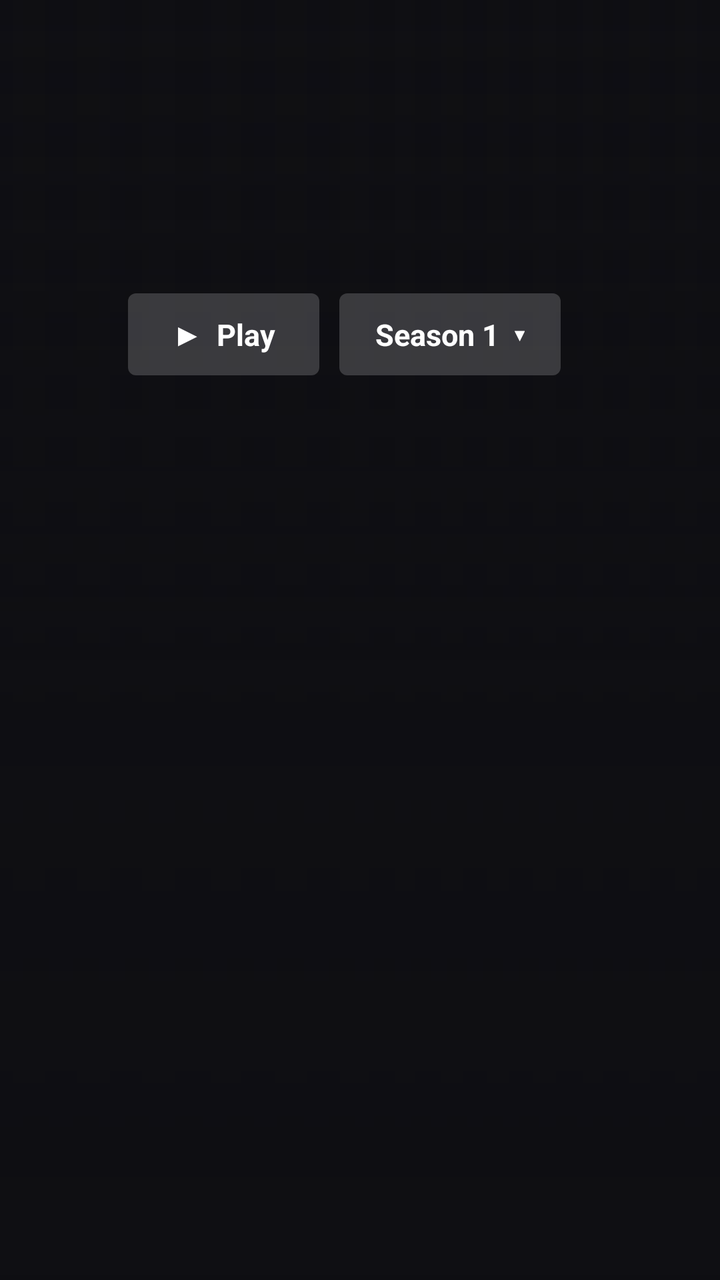
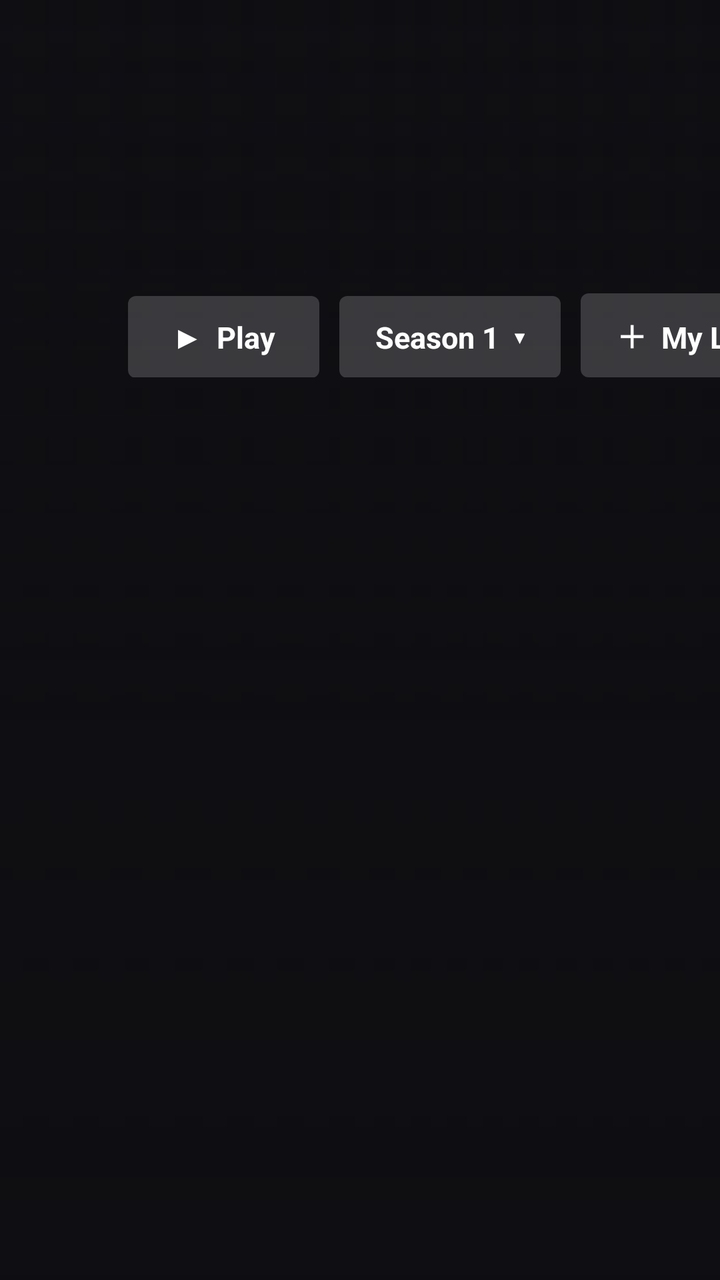

The first picture is an Android layout as it rendered before a commit; the second is the same layout after the commit. The layout source and the unified diff follow.
<!-- AndroidManifest.xml: application theme AppTheme -->
<!-- res/layout/activity_episodes.xml -->
<?xml version="1.0" encoding="utf-8"?>
<FrameLayout xmlns:android="http://schemas.android.com/apk/res/android"
    android:layout_width="match_parent"
    android:layout_height="match_parent"
    android:background="@color/bg">

    <ImageView
        android:id="@+id/epBackdrop"
        android:layout_width="match_parent"
        android:layout_height="match_parent"
        android:scaleType="centerCrop"
        android:contentDescription="@string/app_name" />

    <View android:layout_width="match_parent" android:layout_height="match_parent" android:background="@drawable/scrim_left" />
    <View android:layout_width="match_parent" android:layout_height="match_parent" android:background="@drawable/scrim_bottom" />

    <LinearLayout
        android:layout_width="500dp"
        android:layout_height="wrap_content"
        android:layout_marginStart="64dp"
        android:layout_marginTop="36dp"
        android:orientation="vertical">

        <ImageView
            android:id="@+id/epLogo"
            android:layout_width="300dp"
            android:layout_height="90dp"
            android:scaleType="fitStart"
            android:visibility="gone"
            android:contentDescription="@string/app_name" />

        <TextView
            android:id="@+id/seriesName"
            android:layout_width="match_parent"
            android:layout_height="wrap_content"
            android:fontFamily="@font/cinzel_bold"
            android:textColor="@color/title_cream"
            android:textSize="34sp"
            android:lineSpacingMultiplier="0.95"
            android:maxLines="2"
            android:ellipsize="end"
            android:shadowColor="#cc000000"
            android:shadowRadius="16" />

        <TextView
            android:id="@+id/epMeta"
            android:layout_width="wrap_content"
            android:layout_height="wrap_content"
            android:layout_marginTop="8dp"
            android:textColor="@color/text_soft"
            android:textSize="13sp"
            android:textStyle="bold"
            android:shadowColor="#cc000000"
            android:shadowRadius="8" />

        <TextView
            android:id="@+id/epSynopsis"
            android:layout_width="440dp"
            android:layout_height="wrap_content"
            android:layout_marginTop="8dp"
            android:textColor="@color/text_soft"
            android:textSize="13sp"
            android:lineSpacingExtra="2dp"
            android:maxLines="3"
            android:ellipsize="end"
            android:shadowColor="#cc000000"
            android:shadowRadius="8" />

        <LinearLayout
            android:layout_width="wrap_content"
            android:layout_height="wrap_content"
            android:layout_marginTop="14dp"
            android:orientation="horizontal">

            <TextView
                android:id="@+id/btnResume"
                android:layout_width="wrap_content"
                android:layout_height="wrap_content"
                android:background="@drawable/btn_primary"
                android:focusable="true"
                android:clickable="true"
                android:paddingStart="22dp" android:paddingEnd="22dp"
                android:paddingTop="10dp" android:paddingBottom="10dp"
                android:text="▶  Play"
                android:textColor="@color/btn_primary_text"
                android:textSize="15sp"
                android:textStyle="bold" />

            <TextView
                android:id="@+id/btnSeason"
                android:layout_width="wrap_content"
                android:layout_height="wrap_content"
                android:layout_marginStart="10dp"
                android:background="@drawable/btn_primary"
                android:focusable="true"
                android:clickable="true"
                android:paddingStart="18dp" android:paddingEnd="18dp"
                android:paddingTop="10dp" android:paddingBottom="10dp"
                android:text="Season 1  ▾"
                android:textColor="@color/btn_primary_text"
                android:textSize="15sp"
                android:textStyle="bold" />

            <TextView
                android:id="@+id/btnTrailer"
                android:layout_width="wrap_content"
                android:layout_height="wrap_content"
                android:layout_marginStart="10dp"
                android:background="@drawable/btn_primary"
                android:focusable="true"
                android:clickable="true"
                android:paddingStart="18dp" android:paddingEnd="18dp"
                android:paddingTop="10dp" android:paddingBottom="10dp"
                android:text="▶  Trailer"
                android:textColor="@color/btn_primary_text"
                android:textSize="15sp"
                android:textStyle="bold"
                android:visibility="gone" />
        </LinearLayout>
    </LinearLayout>

    <LinearLayout
        android:layout_width="match_parent"
        android:layout_height="wrap_content"
        android:layout_gravity="bottom"
        android:orientation="vertical"
        android:paddingBottom="14dp">

        <TextView
            android:id="@+id/epRowHeader"
            android:layout_width="wrap_content"
            android:layout_height="wrap_content"
            android:paddingStart="64dp"
            android:textColor="@color/text_soft"
            android:textSize="12sp"
            android:textStyle="bold"
            android:shadowColor="#cc000000"
            android:shadowRadius="8" />

        <androidx.recyclerview.widget.RecyclerView
            android:id="@+id/episodeList"
            android:layout_width="match_parent"
            android:layout_height="wrap_content"
            android:clipToPadding="false"
            android:clipChildren="false"
            android:paddingStart="58dp"
            android:paddingEnd="40dp"
            android:paddingTop="8dp"
            android:paddingBottom="6dp"
            android:descendantFocusability="afterDescendants" />
    </LinearLayout>
</FrameLayout>
<!-- resources referenced by this layout -->
<resources>
  <color name="bg">#0e0e12</color>
  <color name="text_soft">#d8d3c8</color>
  <color name="title_cream">#f7e9c6</color>
  <!-- drawable btn_primary (drawable) -->
  <?xml version="1.0" encoding="utf-8"?>
  <selector xmlns:android="http://schemas.android.com/apk/res/android">
      <item android:state_focused="true">
          <shape android:shape="rectangle">
              <solid android:color="#f2f2f2" />
              <corners android:radius="4dp" />
          </shape>
      </item>
      <item>
          <shape android:shape="rectangle">
              <solid android:color="#2effffff" />
              <corners android:radius="4dp" />
          </shape>
      </item>
  </selector>
  <!-- drawable scrim_bottom (drawable) -->
  <?xml version="1.0" encoding="utf-8"?>
  <shape xmlns:android="http://schemas.android.com/apk/res/android" android:shape="rectangle">
      <gradient android:angle="90" android:startColor="#ff0e0e12" android:centerColor="#cc0e0e12" android:centerY="0.45" android:endColor="#000e0e12" />
  </shape>
  <!-- drawable scrim_left (drawable) -->
  <?xml version="1.0" encoding="utf-8"?>
  <shape xmlns:android="http://schemas.android.com/apk/res/android" android:shape="rectangle">
      <gradient android:angle="0" android:startColor="#f00e0e12" android:centerColor="#8c0e0e12" android:centerY="0.5" android:endColor="#000e0e12" />
  </shape>
  <string name="app_name">Wahab TV</string>
  <style name="AppTheme" parent="android:Theme.Material.NoActionBar">
          <item name="android:windowBackground">@color/bg</item>
          <item name="android:colorBackground">@color/bg</item>
          <item name="android:colorAccent">@color/accent</item>
      </style>
  <color name="accent">#e0b34d</color>
</resources>

<!-- the commit's change to res/layout/activity_episodes.xml (unified diff, before → after) -->
@@ -102,6 +102,21 @@
                 android:textStyle="bold" />
 
             <TextView
+                android:id="@+id/btnMyList"
+                android:layout_width="wrap_content"
+                android:layout_height="wrap_content"
+                android:layout_marginStart="10dp"
+                android:background="@drawable/btn_primary"
+                android:focusable="true"
+                android:clickable="true"
+                android:paddingStart="18dp" android:paddingEnd="18dp"
+                android:paddingTop="10dp" android:paddingBottom="10dp"
+                android:text="＋  My List"
+                android:textColor="@color/btn_primary_text"
+                android:textSize="15sp"
+                android:textStyle="bold" />
+
+            <TextView
                 android:id="@+id/btnTrailer"
                 android:layout_width="wrap_content"
                 android:layout_height="wrap_content"
